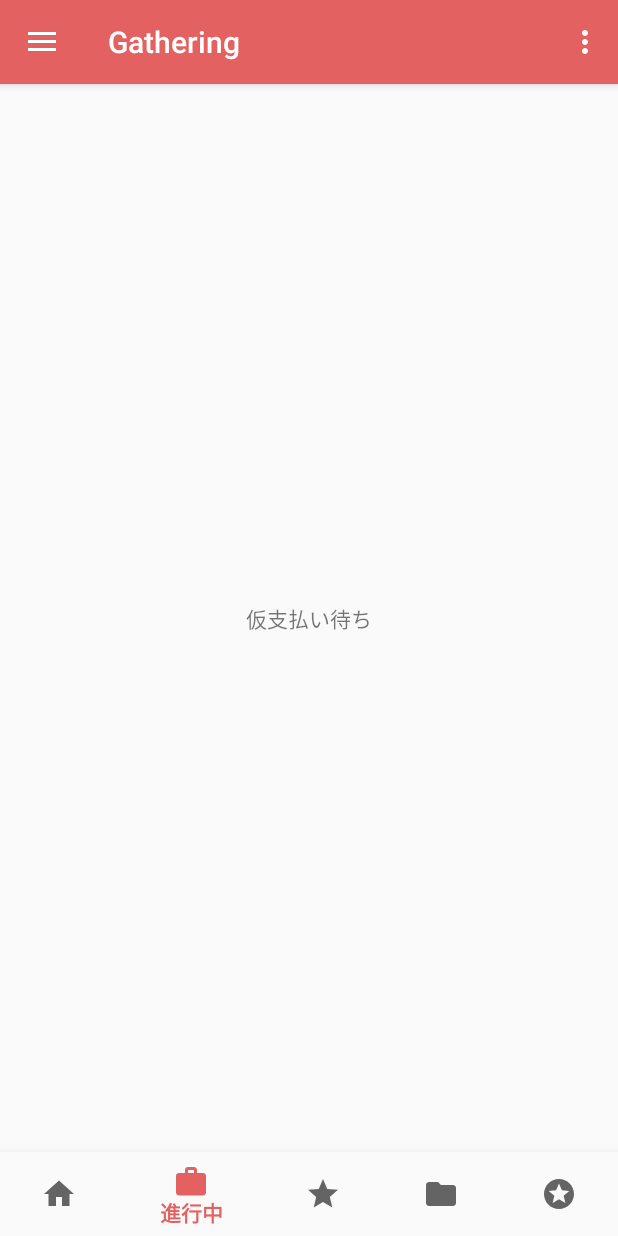
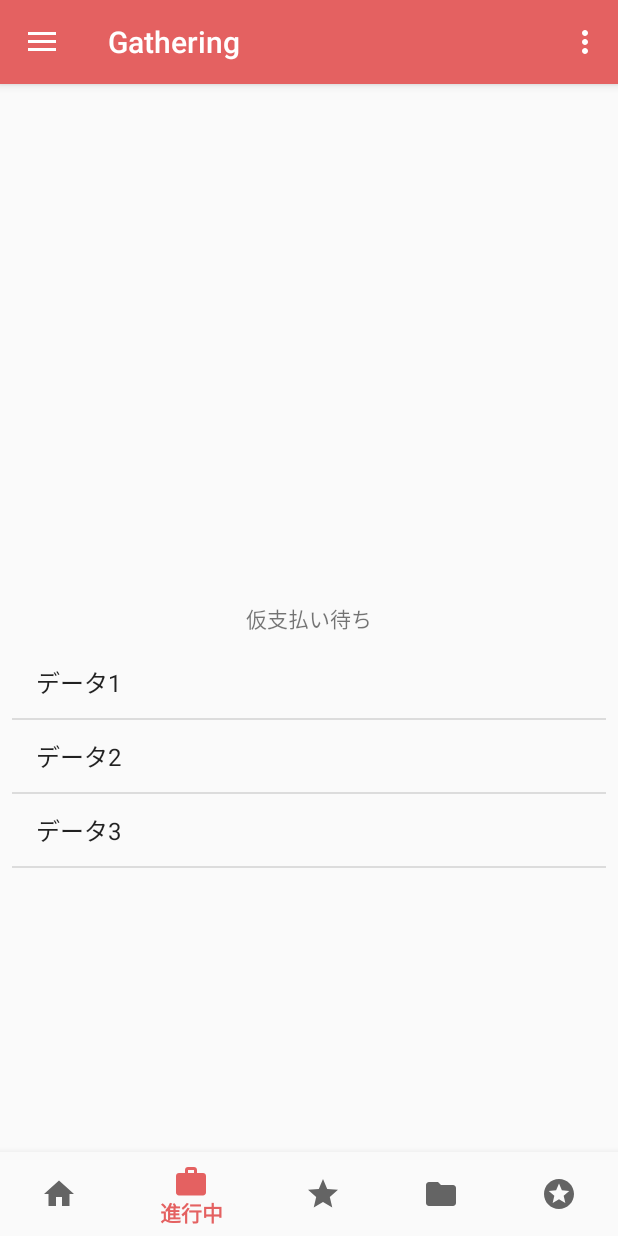
Before and after one commit to YoshijiFujiwara/hew-2-android-master, an Android app: the fragment WaitingPaymentFragment placed in its activity, item 2 of the bottom bar chosen, on a phone screen of 412 x 824 dp. Run offline under Robolectric (Android 15) with nearby library versions, the phone set to English and light mode, and no system bars; network calls fail.

Commit message:
WaitingPayment ListView 表示

```diff
--- a/app/src/main/java/com/hew/second/gathering/fragments/HistoryFragment.java
+++ b/app/src/main/java/com/hew/second/gathering/fragments/HistoryFragment.java
@@ -9,11 +9,16 @@ import android.view.View;
 import android.view.ViewGroup;
 
 import com.hew.second.gathering.R;
+//
+public class HistoryFragment extends Fragment {
 
-public class HistoryFragment extends Fragment {
+    public HistoryFragment() {
+    }
+
     public static HistoryFragment newInstance() {
         return new HistoryFragment();
     }
+
     @Override
     public View onCreateView(@NonNull LayoutInflater inflater, @Nullable ViewGroup container, @Nullable Bundle savedInstanceState) {
         return inflater.inflate(R.layout.fragment_history,container,false);
--- a/app/src/main/java/com/hew/second/gathering/fragments/InProgressFragment.java
+++ b/app/src/main/java/com/hew/second/gathering/fragments/InProgressFragment.java
@@ -11,9 +11,11 @@ import android.view.ViewGroup;
 import com.hew.second.gathering.R;
 
 public class InProgressFragment extends Fragment {
+
     public static InProgressFragment newInstance() {
         return new InProgressFragment();
     }
+
     public InProgressFragment() {
     }
 
--- a/app/src/main/java/com/hew/second/gathering/fragments/WaitingPaymentFragment.java
+++ b/app/src/main/java/com/hew/second/gathering/fragments/WaitingPaymentFragment.java
@@ -7,36 +7,46 @@ import android.support.v4.app.Fragment;
 import android.view.LayoutInflater;
 import android.view.View;
 import android.view.ViewGroup;
+import android.widget.ArrayAdapter;
+import android.widget.ListView;
 
 import com.hew.second.gathering.R;
 
+import java.util.ArrayList;
+
 public class WaitingPaymentFragment extends Fragment {
+
+    ListView listview ;
+
+    public WaitingPaymentFragment() {
+    }
+
     public static WaitingPaymentFragment newInstance() {
         return new WaitingPaymentFragment();
     }
+
     @Override
     public View onCreateView(@NonNull LayoutInflater inflater, @Nullable ViewGroup container, @Nullable Bundle savedInstanceState) {
-        return inflater.inflate(R.layout.fragment_waiting_payment,container,false);
+
+        View view = inflater.inflate(R.layout.fragment_waiting_payment,container,false);
+
+        return view;
     }
 
     @Override
     public void onViewCreated(@NonNull View view, @Nullable Bundle savedInstanceState) {
-//
-//        ListView mlistView =(ListView) view.findViewById(R.id.waitingforpay_id);
-//
-//        // データを準備
-//        ArrayList<String> items = new ArrayList<>();
-//        for(int i = 0; i < 30; i++) { }
-//
-//        // Adapter - ArrayAdapter
-//        ArrayAdapter<String> adapter = new ArrayAdapter<String>(
-//                this.getContext(),
-//                R.layout.fragment_session_text,
-//                items
-//        );
-//
-//        // ListViewに表示;
-//        mlistView.setAdapter(adapter);
+        super.onViewCreated(view, savedInstanceState);
+
+        final ArrayList<String> items = new ArrayList<>();
+        items.add("データ1");
+        items.add("データ2");
+        items.add("データ3");
+
+        // ListViewをセット
+        final ArrayAdapter adapter = new ArrayAdapter(this.getContext(), android.R.layout.simple_list_item_1, items);
+        ListView listView = (ListView) view.findViewById(R.id.listView_waitingPay);
+        listView.setAdapter(adapter);
+
 
     }
 }
--- a/app/src/main/java/com/hew/second/gathering/views/adapters/ViewPagerAdapter.java
+++ b/app/src/main/java/com/hew/second/gathering/views/adapters/ViewPagerAdapter.java
@@ -19,6 +19,7 @@ public class ViewPagerAdapter extends FragmentPagerAdapter {
         super(fm);
     }
 
+//    得たポジション(i)によって切り替える
     @Override
     public Fragment getItem(int i) {
         switch (i) {
@@ -33,13 +34,13 @@ public class ViewPagerAdapter extends FragmentPagerAdapter {
         }
     }
 
-    //  要素数取得
+    //  最大値をセット
     @Override
     public int getCount() {
         return lstTitle.size();
     }
 
-    //  要素番号取得
+    //  tablayoutにlsTitleに追加したTitle情報を渡します
     @Nullable
     @Override
     public CharSequence getPageTitle(int position) {
--- a/app/src/main/res/layout/fragment_in_progress.xml
+++ b/app/src/main/res/layout/fragment_in_progress.xml
@@ -1,6 +1,6 @@
 <?xml version="1.0" encoding="utf-8"?>
-<LinearLayout xmlns:android="http://schemas.android.com/apk/res/android"
+<android.support.constraint.ConstraintLayout xmlns:android="http://schemas.android.com/apk/res/android"
     android:orientation="vertical" android:layout_width="match_parent"
     android:layout_height="match_parent">
 
-</LinearLayout>
+</android.support.constraint.ConstraintLayout>
--- a/app/src/main/res/layout/fragment_waiting_payment.xml
+++ b/app/src/main/res/layout/fragment_waiting_payment.xml
@@ -27,14 +27,14 @@
         android:layout_width="0dp"
         android:layout_height="0dp"
         android:layout_marginStart="8dp"
-        android:layout_marginLeft="8dp"
         android:layout_marginTop="8dp"
         android:layout_marginEnd="8dp"
-        android:layout_marginRight="8dp"
         android:layout_marginBottom="8dp"
         app:layout_constraintBottom_toBottomOf="parent"
         app:layout_constraintEnd_toEndOf="parent"
+        app:layout_constraintHorizontal_bias="1.0"
         app:layout_constraintStart_toStartOf="parent"
-        app:layout_constraintTop_toBottomOf="@+id/textView10" />
+        app:layout_constraintTop_toBottomOf="@+id/textView10"
+        app:layout_constraintVertical_bias="1.0" />
 
 </android.support.constraint.ConstraintLayout>
```
